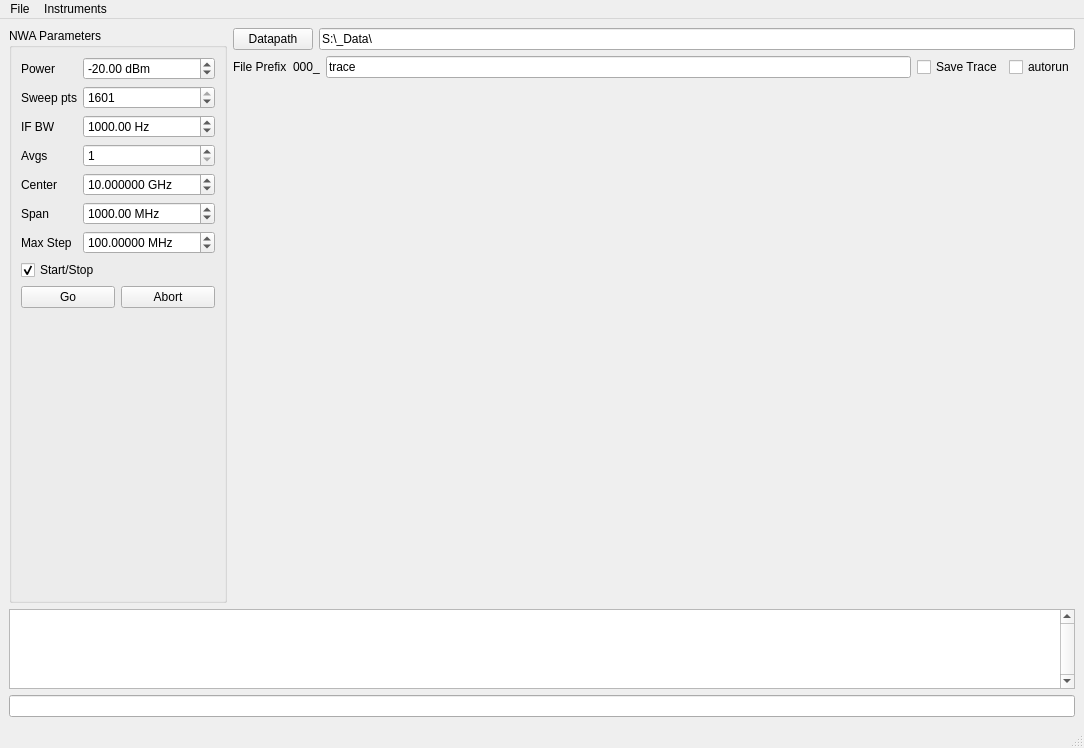
Old version of the form scripts/NWAWindow.ui in the repository SchusterLab/slab.
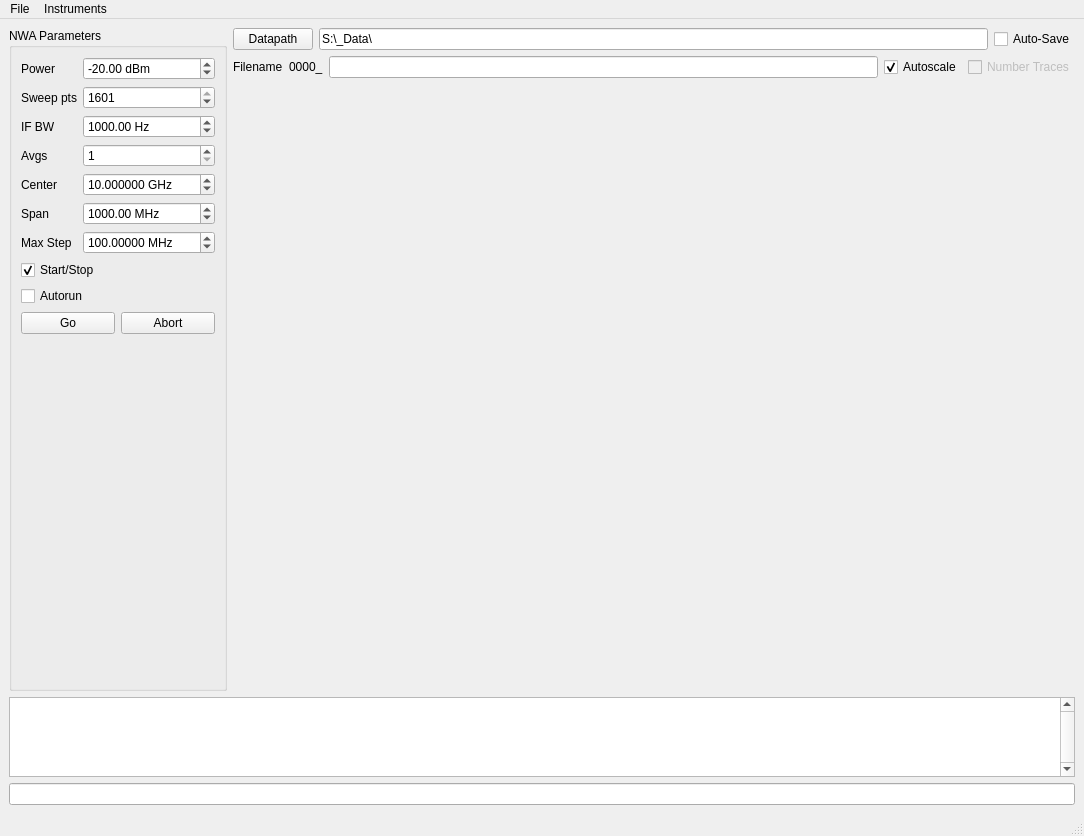
New version of the form. Custom widgets are drawn as their Qt base class.

What changed in the file:
```diff
--- a/scripts/NWAWindow.ui
+++ b/scripts/NWAWindow.ui
@@ -7,7 +7,7 @@
     <x>0</x>
     <y>0</y>
     <width>1084</width>
-    <height>748</height>
+    <height>836</height>
    </rect>
   </property>
   <property name="windowTitle">
@@ -16,7 +16,7 @@
   <widget class="QWidget" name="centralwidget">
    <layout class="QVBoxLayout" name="verticalLayout_4">
     <item>
-     <layout class="QHBoxLayout" name="horizontalLayout">
+     <layout class="QHBoxLayout" name="horizontalLayout_5">
       <item>
        <widget class="QGroupBox" name="groupBox">
         <property name="title">
@@ -198,6 +198,13 @@
            </property>
           </widget>
          </item>
+         <item>
+          <widget class="QCheckBox" name="param_autorun">
+           <property name="text">
+            <string>Autorun</string>
+           </property>
+          </widget>
+         </item>
          <item>
           <layout class="QHBoxLayout" name="horizontalLayout_2">
            <item>
@@ -250,42 +257,55 @@
             </property>
            </widget>
           </item>
+          <item>
+           <widget class="QCheckBox" name="param_save">
+            <property name="text">
+             <string>Auto-Save</string>
+            </property>
+           </widget>
+          </item>
          </layout>
         </item>
         <item>
-         <layout class="QHBoxLayout" name="horizontalLayout_6">
+         <layout class="QHBoxLayout" name="horizontalLayout">
           <item>
-           <widget class="QLabel" name="label_20">
+           <widget class="QLabel" name="label_6">
             <property name="text">
-             <string>File Prefix</string>
+             <string>Filename</string>
             </property>
            </widget>
           </item>
           <item>
-           <widget class="QLabel" name="filenumberLabel">
+           <widget class="QLabel" name="trace_label">
             <property name="text">
-             <string>000_</string>
+             <string>0000_</string>
             </property>
            </widget>
           </item>
           <item>
-           <widget class="QLineEdit" name="prefixLineEdit">
+           <widget class="QLineEdit" name="param_filename">
             <property name="text">
-             <string>trace</string>
+             <string/>
             </property>
            </widget>
           </item>
           <item>
-           <widget class="QCheckBox" name="saveCheckBox">
+           <widget class="QCheckBox" name="param_autoscale">
             <property name="text">
-             <string>Save Trace</string>
+             <string>Autoscale</string>
             </property>
+            <property name="checked">
+             <bool>true</bool>
+            </property>
            </widget>
           </item>
           <item>
-           <widget class="QCheckBox" name="autoRunCheckBox">
+           <widget class="QCheckBox" name="param_numberTraces">
+            <property name="enabled">
+             <bool>false</bool>
+            </property>
             <property name="text">
-             <string>autorun</string>
+             <string>Number Traces</string>
             </property>
            </widget>
           </item>
```
Left out of the diff: 125 changed lines with no effect on the pictures.
